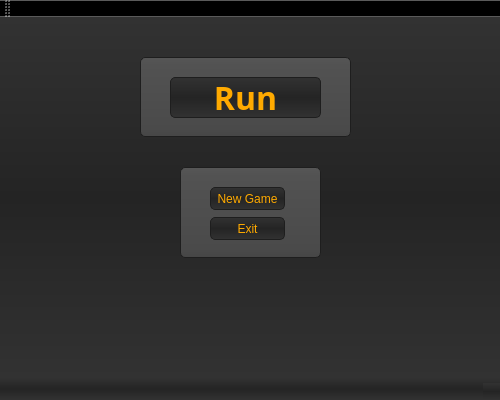
Above: Project/17B_Project_1/mainwindow.ui from ak2300941/CIS-17B before the change. Below: the same form after it.
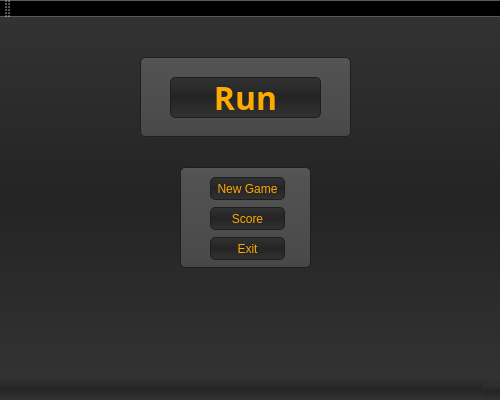
That is the form after the change.

Patch:
```diff
--- a/Project/17B_Project_1/mainwindow.ui
+++ b/Project/17B_Project_1/mainwindow.ui
@@ -22,8 +22,8 @@
      <rect>
       <x>180</x>
       <y>150</y>
-      <width>141</width>
-      <height>91</height>
+      <width>131</width>
+      <height>101</height>
      </rect>
     </property>
     <property name="styleSheet">
@@ -40,7 +40,7 @@
      <property name="geometry">
       <rect>
        <x>30</x>
-       <y>20</y>
+       <y>10</y>
        <width>75</width>
        <height>23</height>
       </rect>
@@ -59,7 +59,7 @@
      <property name="geometry">
       <rect>
        <x>30</x>
-       <y>50</y>
+       <y>70</y>
        <width>75</width>
        <height>23</height>
       </rect>
@@ -74,6 +74,25 @@
       <string>Exit</string>
      </property>
     </widget>
+    <widget class="QPushButton" name="highscoreButton">
+     <property name="geometry">
+      <rect>
+       <x>30</x>
+       <y>40</y>
+       <width>75</width>
+       <height>23</height>
+      </rect>
+     </property>
+     <property name="styleSheet">
+      <string notr="true">text-align: center;
+spacing: 1px; /* spacing between items in the tool bar */
+background-color: QLinearGradient(x1:0, y1:0, x2:0, y2:1, stop:0 #323232, stop: 0.5 #242424, stop:1 #323232);
+color: rgb(255, 170, 0)</string>
+     </property>
+     <property name="text">
+      <string>Score</string>
+     </property>
+    </widget>
    </widget>
    <widget class="QGroupBox" name="titleBox">
     <property name="geometry">
```
Left out of the diff: 2 changed lines with no effect on the pictures.
